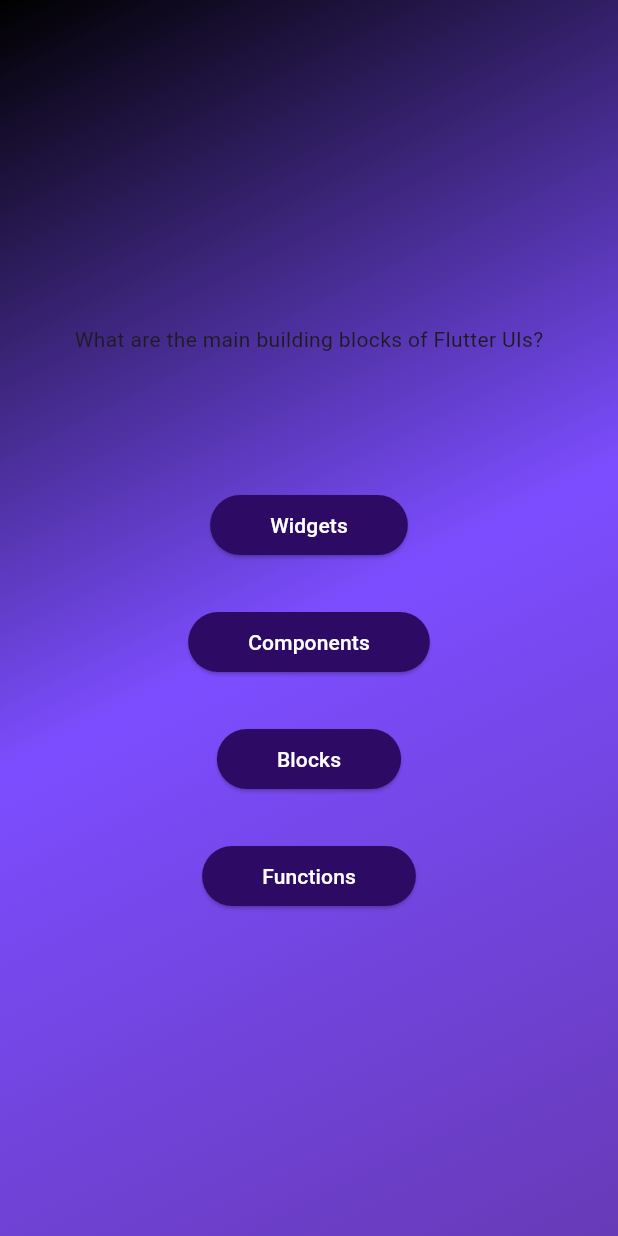
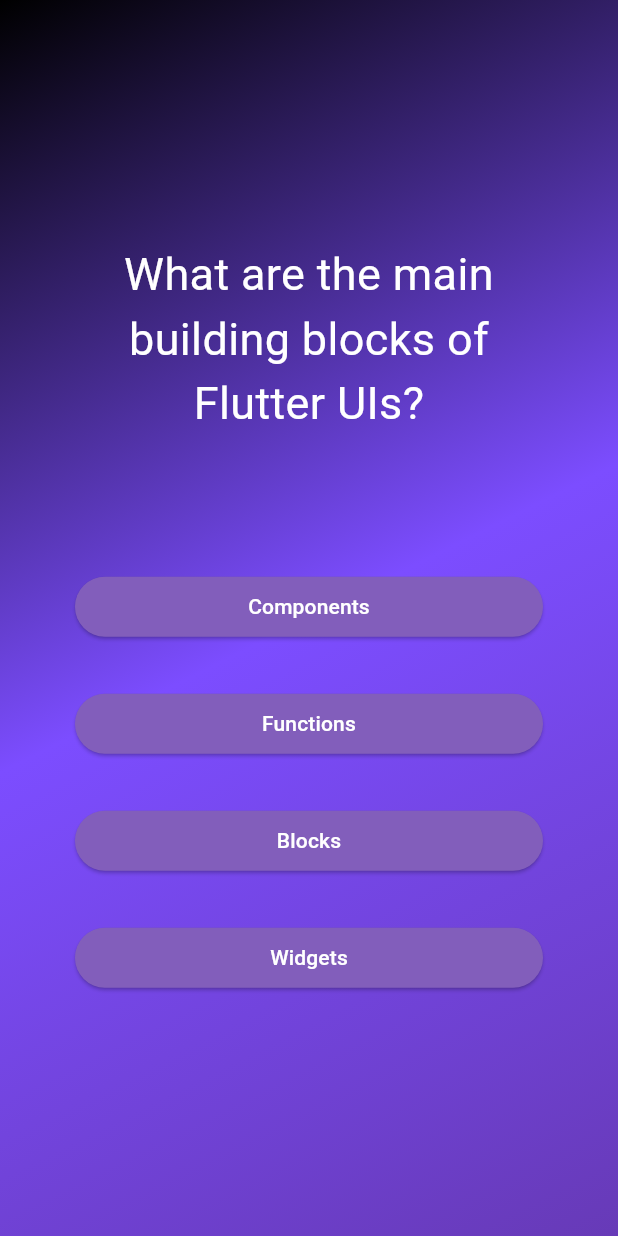
Before and after one commit to the-dext/flutter_course, a Flutter app: the screen it shows after launch, after a tap on "Start Quiz", on a phone screen of 412 x 824 dp. Run offline on Flutter 3.47's test engine with Material 3 defaults, Android fonts, the phone set to English and light mode, and no system bars.

Commit message:
switching questions

```diff
--- a/adv_basics/lib/answer_button.dart
+++ b/adv_basics/lib/answer_button.dart
@@ -11,14 +11,18 @@
     return ElevatedButton(
       onPressed: onPressed,
       style: ElevatedButton.styleFrom(
-        backgroundColor: const Color.fromARGB(255, 45, 11, 100),
+        backgroundColor: const Color.fromARGB(255, 130, 94, 187),
         foregroundColor: Colors.white,
         padding: const EdgeInsets.symmetric(vertical: 10, horizontal: 40),
         shape: RoundedRectangleBorder(
           borderRadius: BorderRadiusGeometry.circular(40),
         ),
       ),
-      child: Text(answerText, style: TextStyle(color: Colors.white)),
+      child: Text(
+        answerText,
+        textAlign: TextAlign.center,
+        style: TextStyle(color: Colors.white),
+      ),
     );
   }
 }
--- a/adv_basics/lib/models/quiz_question.dart
+++ b/adv_basics/lib/models/quiz_question.dart
@@ -5,4 +5,10 @@
   // constructor with shortcuts to set the instance text and answers
   // to the args passed.
   const QuizQuestion(this.text, this.answers);
+
+  List<String> getShuffledAnswers() {
+    final shuffled = List.of(answers);
+    shuffled.shuffle();
+    return shuffled;
+  }
 }
--- a/adv_basics/lib/questions_screen.dart
+++ b/adv_basics/lib/questions_screen.dart
@@ -12,24 +12,43 @@
 }
 
 class _QuestionsScreenState extends State<QuestionsScreen> {
-  void onPressed() {}
+  var currentQuestionIndex = 0; // first question.
+  void answerQuestion() {
+    setState(() {
+      currentQuestionIndex++;
+      if (currentQuestionIndex == questions.length - 1) {
+        currentQuestionIndex = 0;
+      }
+    });
+  }
 
   @override
   Widget build(BuildContext context) {
-    final currentQuestion = questions[0];
+    final currentQuestion = questions[currentQuestionIndex];
 
     return SizedBox(
       width: double.infinity,
+      child: Container(
+        margin: EdgeInsets.all(50),
         child: Column(
           mainAxisAlignment: MainAxisAlignment.center,
+          crossAxisAlignment: CrossAxisAlignment.stretch,
           spacing: 30,
           children: [
-          Text(currentQuestion.text),
+            Text(
+              currentQuestion.text,
+              textAlign: TextAlign.center,
+              style: TextStyle(color: Colors.white, fontSize: 30),
+            ),
             const SizedBox(height: 30),
-          ...currentQuestion.answers.map((answer) {
-            return AnswerButton(answerText: answer, onPressed: onPressed);
+            ...currentQuestion.getShuffledAnswers().map((answer) {
+              return AnswerButton(
+                answerText: answer,
+                onPressed: answerQuestion,
+              );
             }),
           ],
+        ),
       ),
     );
   }
--- a/adv_basics/lib/game_button.dart
+++ b/adv_basics/lib/start_quiz_button.dart
@@ -1,7 +1,7 @@
 import 'package:flutter/material.dart';
 
-class GameButton extends StatelessWidget {
-  const GameButton(this.onClick, {super.key});
+class StartQuizButton extends StatelessWidget {
+  const StartQuizButton(this.onClick, {super.key});
 
   final void Function() onClick;
 
--- a/adv_basics/lib/start_screen.dart
+++ b/adv_basics/lib/start_screen.dart
@@ -1,8 +1,9 @@
 import 'package:adv_basics/game_button.dart';
+import 'package:adv_basics/start_quiz_button.dart';
 import 'package:flutter/material.dart';
 
 class StartScreen extends StatelessWidget {
-  const StartScreen(this.startQuiz ,{super.key});
+  const StartScreen(this.startQuiz, {super.key});
 
   final void Function() startQuiz;
 
@@ -23,7 +24,7 @@
             style: TextStyle(color: Colors.white),
           ),
           SizedBox(height: 100),
-          GameButton(startQuiz),
+          StartQuizButton(startQuiz),
         ],
       ),
     );
```
Lines whose indentation alone changed are shown as unchanged.
